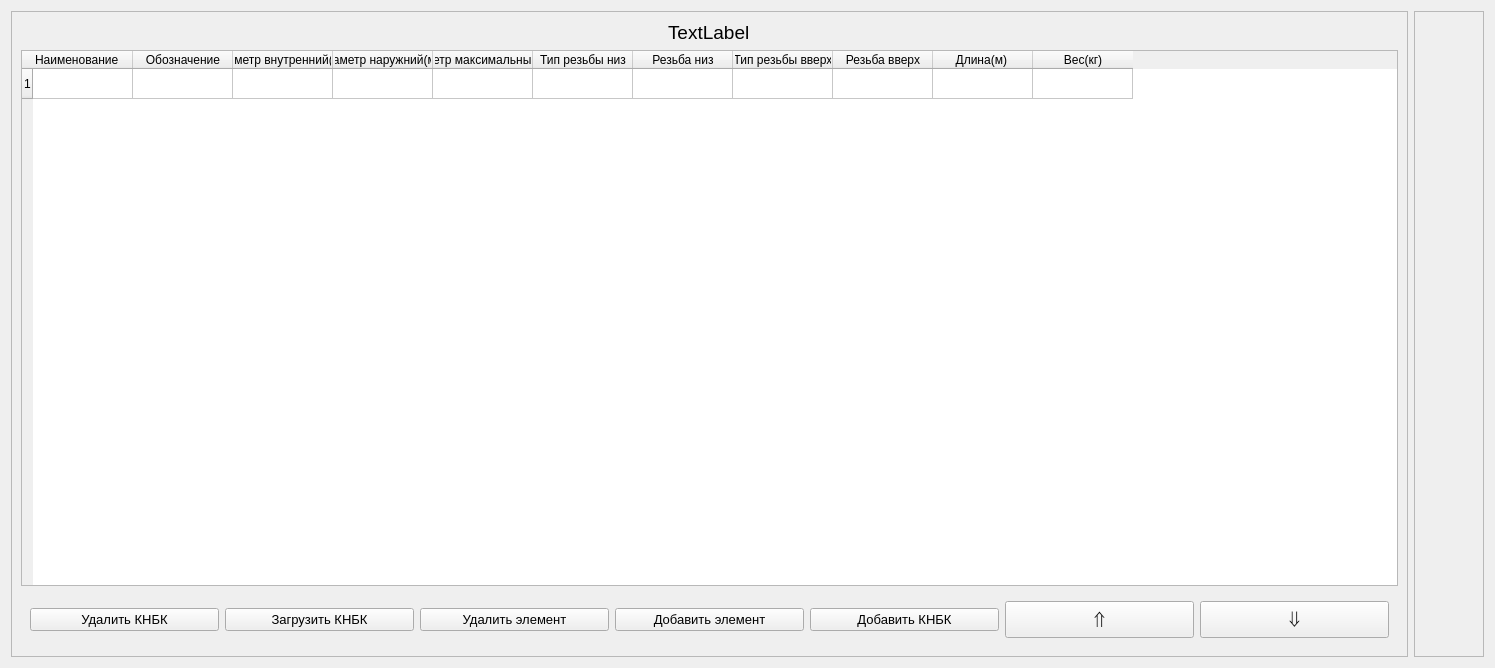
Above: table.ui from chevashetz/app before the change. Below: the same form after it.
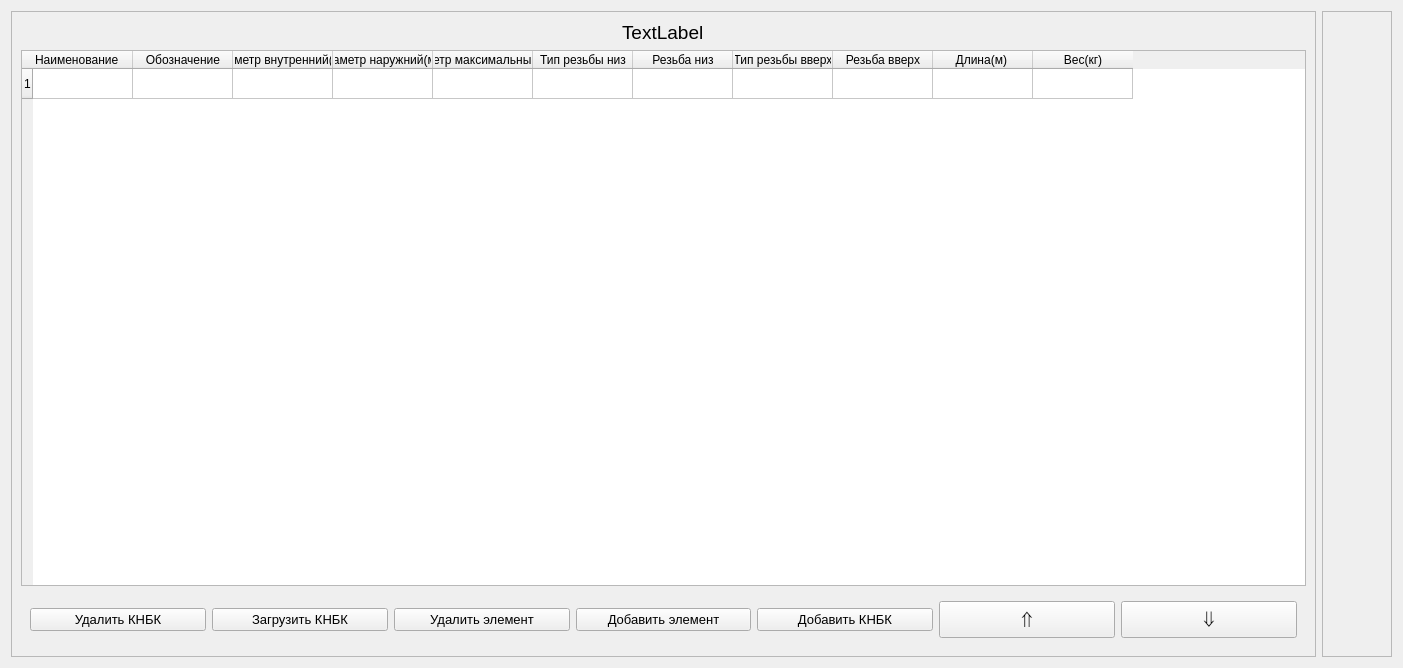
That is the form after the change.

Patch:
```diff
--- a/table.ui
+++ b/table.ui
@@ -6,7 +6,7 @@
    <rect>
     <x>0</x>
     <y>0</y>
-    <width>1495</width>
+    <width>1403</width>
     <height>668</height>
    </rect>
   </property>
@@ -292,7 +292,7 @@
    <item>
     <widget class="QScrollArea" name="scroll_area">
      <property name="sizePolicy">
-      <sizepolicy hsizetype="Fixed" vsizetype="Expanding">
+      <sizepolicy hsizetype="Minimum" vsizetype="Expanding">
        <horstretch>0</horstretch>
        <verstretch>0</verstretch>
       </sizepolicy>
```
